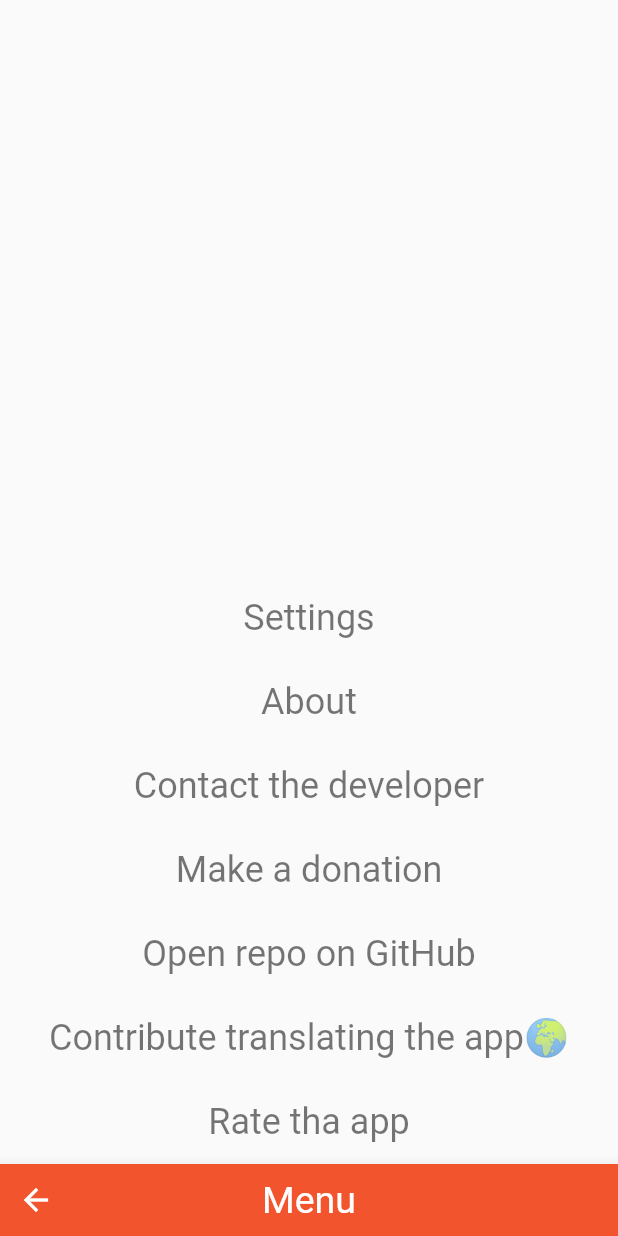
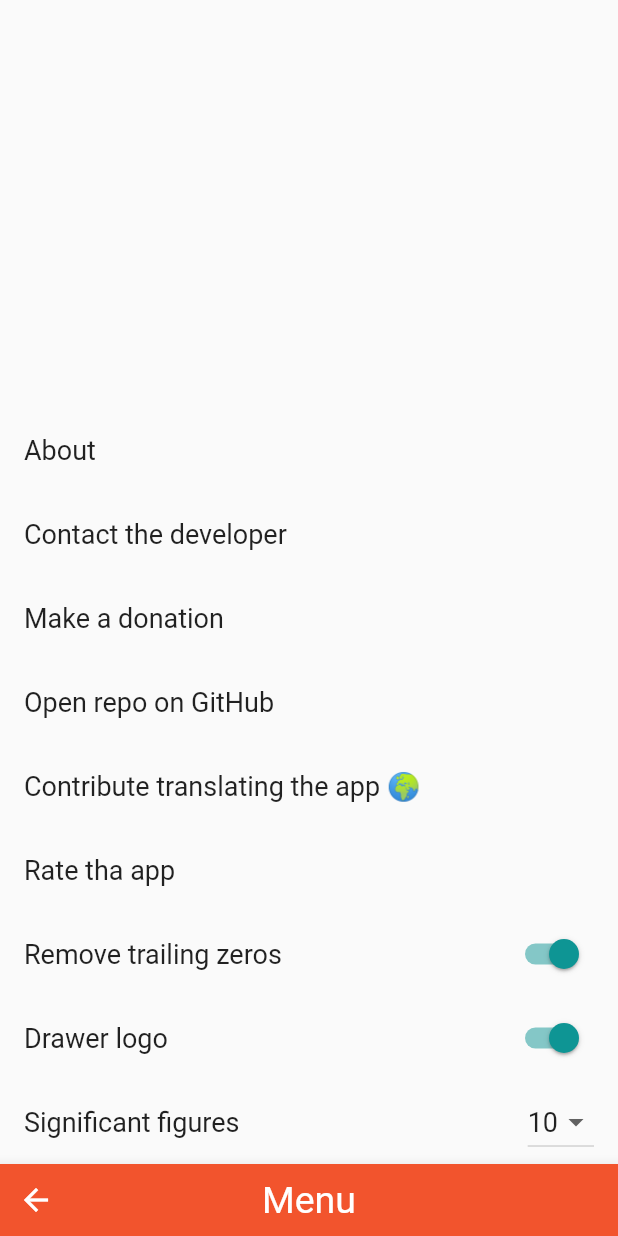
Before and after one commit to EnjoyDev0112/Flutter-ConverterNOW, a Flutter app: the SettingsPage screen opened directly, on a phone screen of 412 x 824 dp. Run offline on Flutter 3.47's test engine with Material 2 defaults, Android fonts, the phone set to English and light mode, and no system bars; our stand-ins replace shared_preferences; accounts and stored records are empty; network calls fail; statements that could not run were skipped.

Commit message:
💄 Updated the UI of SettingsPage

```diff
--- a/lib/pages/SettingsPage.dart
+++ b/lib/pages/SettingsPage.dart
@@ -5,137 +5,23 @@ import 'package:converterpro/utils/Utils.dart';
 import 'package:flutter/foundation.dart';
 import 'package:flutter/material.dart';
 import 'package:provider/provider.dart';
+import 'dart:math' as Math;
 
-class SettingsPage extends StatelessWidget {
+class SettingsPage extends StatefulWidget {
   final Color primaryColor;
   final Color accentColor;
   SettingsPage(this.primaryColor, this.accentColor);
 
   @override
-  Widget build(BuildContext context) {
-    return Scaffold(
-        bottomNavigationBar: BottomAppBar(
-          color: primaryColor,
-          child: new Stack(
-            children: <Widget>[
-              IconButton(
-                icon: Icon(
-                  Icons.arrow_back,
-                  color: Colors.white,
-                ),
-                onPressed: () {
-                  Navigator.pop(context);
-                },
-              ),
-              Container(
-                  child: Text(MyLocalizations.of(context).trans('menu'),
-                      style: TextStyle(fontSize: 25.0, color: Colors.white)),
-                  height: 48.0,
-                  alignment: Alignment.center)
-            ],
-          ),
-        ),
-        body: Center(
-            child: ListView(
-          reverse: true,
-          children: [
-            !kIsWeb? SettingsListTile(
-              title: MyLocalizations.of(context).trans('recensione'),
-              onTap: () {
-                      launchURL("https://play.google.com/store/apps/details?id=com.ferrarid.converterpro");
-              }
-            ): SizedBox(),
-            SettingsListTile(
-              title: MyLocalizations.of(context).trans('traduzione_app'),
-              onTap: () {
-                launchURL(
-                    "https://github.com/ferraridamiano/ConverterNOW/issues/2");
-              }
-            ),
-            SettingsListTile(
-              title: MyLocalizations.of(context).trans('repo_github'),
-              onTap: () {
-                launchURL("https://github.com/ferraridamiano/ConverterNOW");
-              }
-            ),
-            SettingsListTile(
-              title: MyLocalizations.of(context).trans('donazione'),
-              onTap: () {
-                launchURL("https://www.paypal.me/DemApps");
-              },
-            ),
-            !kIsWeb? SettingsListTile(
-                title: MyLocalizations.of(context).trans('contatta_sviluppatore'),
-                onTap: () {
-                  launchURL("mailto:<damianoferrari1998@gmail.com>");
-            }) : SizedBox(),
-            SettingsListTile(
-                title: MyLocalizations.of(context).trans('about'),
-                onTap: () {
-                  showLicensePage(
-                      context: context,
-                      applicationName:
-                          MyLocalizations.of(context).trans('app_name'),
-                      applicationLegalese:
-                          "Icons made by https://www.flaticon.com/authors/yannick Yannick from https://www.flaticon.com/ www.flaticon.com is licensed by http://creativecommons.org/licenses/by/3.0/ Creative Commons BY 3.0 CC 3.0 BY\n" + //termometro
-                              "Icons made by http://www.freepik.com Freepik from https://www.flaticon.com/ Flaticon www.flaticon.com is licensed by http://creativecommons.org/licenses/by/3.0/ Creative Commons BY 3.0 CC 3.0 BY\n" + //lunghezza, velocità, pressione, area, energia, massa
-                              "Icons made by https://www.flaticon.com/authors/bogdan-rosu Bogdan Rosu from https://www.flaticon.com/ Flaticon www.flaticon.com is licensed by http://creativecommons.org/licenses/by/3.0/ Creative Commons BY 3.0 CC 3.0 BY"); //volume
-            }),
-            SettingsListTile(
-                title: MyLocalizations.of(context).trans('impostazioni'),
-                onTap: () {
-                  Navigator.push(
-                    context,
-                    MaterialPageRoute(
-                        builder: (context) =>
-                            SettingsPage2(primaryColor, accentColor)),
-                  );
-                }),
-          ],
-        )));
-  }
+  _SettingsPageState createState() => _SettingsPageState();
 }
 
-class SettingsListTile extends StatelessWidget {
-  final String title;
-  final Function onTap;
-  SettingsListTile({this.title, this.onTap});
-
-  @override
-  Widget build(BuildContext context) {
-    return ListTile(
-      title: Center(
-          child: Text(
-        title,
-        style: TextStyle(
-            fontSize: 24.0,
-            color: MediaQuery.of(context).platformBrightness == Brightness.dark
-                ? Color(0xFFCCCCCC)
-                : Colors.black54),
-      )),
-      onTap: () {
-        onTap();
-      },
-    );
-  }
-}
-
-class SettingsPage2 extends StatefulWidget {
-  final Color primaryColor;
-  final Color accentColor;
-
-  SettingsPage2(this.primaryColor, this.accentColor);
-
-  @override
-  _SettingsPage2 createState() => _SettingsPage2();
-}
-
-class _SettingsPage2 extends State<SettingsPage2> {
-  bool value1 = false;
+class _SettingsPageState extends State<SettingsPage> {
   List<int> significantFiguresList;
   bool isLogoVisible;
   bool removeTrailingZeros;
   int significantFigures;
+  TextStyle textStyle = TextStyle(fontSize: 18.0);
 
   @override
   void initState() {
@@ -164,38 +50,28 @@ class _SettingsPage2 extends State<SettingsPage2> {
               },
             ),
             Container(
-                  child: Text(MyLocalizations.of(context).trans('impostazioni'),
-                      style: TextStyle(fontSize: 25.0, color: Colors.white)),
+                child: Text(
+                  MyLocalizations.of(context).trans('menu'),
+                  style: TextStyle(fontSize: 25.0, color: Colors.white),
+                ),
                 height: 48.0,
                 alignment: Alignment.center)
           ],
         ),
       ),
-        body: Align(
-            alignment: Alignment.bottomCenter,
-            child: ListView(reverse: true, children: <Widget>[
-              SwitchListTile(
-                title: Text(MyLocalizations.of(context).trans('logo_drawer')),
-                value: isLogoVisible,
-                activeColor: widget.accentColor,
-                onChanged: (bool val) {
-                  setState(() => isLogoVisible = val);
-                  AppModel appModel = context.read<AppModel>();
-                  appModel.isLogoVisible = val;
-                },
+      body: Center(
+        child: ListView(
+          padding: EdgeInsets.symmetric(
+            horizontal:
+                Math.max(0, (MediaQuery.of(context).size.width - 650) / 2),
           ),
-              SwitchListTile(
-                title: Text(MyLocalizations.of(context).trans('remove_trailing_zeros')),
-                value: removeTrailingZeros,
-                activeColor: widget.accentColor,
-                onChanged: (bool val) {
-                  setState(() => removeTrailingZeros = val);
-                  Conversions conversions = context.read<Conversions>();
-                  conversions.removeTrailingZeros = val;
-                },
+          reverse: true,
+          children: [
+            ListTile(
+              title: Text(
+                MyLocalizations.of(context).trans('significant_figures'),
+                style: textStyle,
               ),
-              ListTile(
-                title: Text(MyLocalizations.of(context).trans('significant_figures')),
               trailing: DropdownButton<String>(
                 value: significantFigures.toString(),
                 onChanged: (String string) {
@@ -206,16 +82,121 @@ class _SettingsPage2 extends State<SettingsPage2> {
                 },
                 selectedItemBuilder: (BuildContext context) {
                   return significantFiguresList.map<Widget>((int item) {
-                      return Center(child: Text(item.toString()));
+                    return Center(
+                        child: Text(
+                      item.toString(),
+                      style: textStyle,
+                    ));
                   }).toList();
                 },
                 items: significantFiguresList.map((int item) {
                   return DropdownMenuItem<String>(
-                      child: Text(item.toString()),
+                    child: Text(
+                      item.toString(),
+                      style: textStyle,
+                    ),
                     value: item.toString(),
                   );
                 }).toList(),
-              ),),
-            ],),),);
+              ),
+            ),
+            SwitchListTile(
+              title: Text(
+                MyLocalizations.of(context).trans('logo_drawer'),
+                style: textStyle,
+              ),
+              value: isLogoVisible,
+              activeColor: widget.accentColor,
+              onChanged: (bool val) {
+                setState(() => isLogoVisible = val);
+                AppModel appModel = context.read<AppModel>();
+                appModel.isLogoVisible = val;
+              },
+            ),
+            SwitchListTile(
+              title: Text(
+                MyLocalizations.of(context).trans('remove_trailing_zeros'),
+                style: textStyle,
+              ),
+              value: removeTrailingZeros,
+              activeColor: widget.accentColor,
+              onChanged: (bool val) {
+                setState(() => removeTrailingZeros = val);
+                Conversions conversions = context.read<Conversions>();
+                conversions.removeTrailingZeros = val;
+              },
+            ),
+            !kIsWeb
+                ? ListTile(
+                    title: Text(
+                      MyLocalizations.of(context).trans('recensione'),
+                      style: textStyle,
+                    ),
+                    onTap: () {
+                      launchURL(
+                          "https://play.google.com/store/apps/details?id=com.ferrarid.converterpro");
+                    },
+                  )
+                : SizedBox(),
+            ListTile(
+              title: Text(
+                MyLocalizations.of(context).trans('traduzione_app'),
+                style: textStyle,
+              ),
+              onTap: () {
+                launchURL(
+                    "https://github.com/ferraridamiano/ConverterNOW/issues/2");
+              },
+            ),
+            ListTile(
+              title: Text(
+                MyLocalizations.of(context).trans('repo_github'),
+                style: textStyle,
+              ),
+              onTap: () {
+                launchURL("https://github.com/ferraridamiano/ConverterNOW");
+              },
+            ),
+            ListTile(
+              title: Text(
+                MyLocalizations.of(context).trans('donazione'),
+                style: textStyle,
+              ),
+              onTap: () {
+                launchURL("https://www.paypal.me/DemApps");
+              },
+            ),
+            !kIsWeb
+                ? ListTile(
+                    title: Text(
+                      MyLocalizations.of(context)
+                          .trans('contatta_sviluppatore'),
+                      style: textStyle,
+                    ),
+                    onTap: () {
+                      launchURL("mailto:<damianoferrari1998@gmail.com>");
+                    },
+                  )
+                : SizedBox(),
+            ListTile(
+              title: Text(
+                MyLocalizations.of(context).trans('about'),
+                style: textStyle,
+              ),
+              onTap: () {
+                showLicensePage(
+                    context: context,
+                    applicationName:
+                        MyLocalizations.of(context).trans('app_name'),
+                    applicationLegalese:
+                        "Icons made by https://www.flaticon.com/authors/yannick Yannick from https://www.flaticon.com/ www.flaticon.com is licensed by http://creativecommons.org/licenses/by/3.0/ Creative Commons BY 3.0 CC 3.0 BY\n" + //termometro
+                            "Icons made by http://www.freepik.com Freepik from https://www.flaticon.com/ Flaticon www.flaticon.com is licensed by http://creativecommons.org/licenses/by/3.0/ Creative Commons BY 3.0 CC 3.0 BY\n" + //lunghezza, velocità, pressione, area, energia, massa
+                            "Icons made by https://www.flaticon.com/authors/bogdan-rosu Bogdan Rosu from https://www.flaticon.com/ Flaticon www.flaticon.com is licensed by http://creativecommons.org/licenses/by/3.0/ Creative Commons BY 3.0 CC 3.0 BY"); //volume
+              },
+            ),
+          ],
+        ),
+      ),
+    );
   }
 }
--- a/resources/lang/en.json
+++ b/resources/lang/en.json
@@ -14,7 +14,7 @@
   "logo_drawer": "Drawer logo",
   "valuta_app": "Rate the app",
   "repo_github": "Open repo on GitHub",
-  "traduzione_app": "Contribute translating the app🌍",
+  "traduzione_app": "Contribute translating the app 🌍",
   "valuta_app2": "Are you enjoying Converter NOW? ☺️",
   "valuta_app2SI": "Love it!",
   "valuta_app2NO": "Not really",
--- a/resources/lang/it.json
+++ b/resources/lang/it.json
@@ -14,7 +14,7 @@
   "logo_drawer": "Logo nel drawer",
   "valuta_app": "Valuta l'app",
   "repo_github": "Apri repository su GitHub",
-  "traduzione_app": "Contribuisci a tradurre l'app🌍",
+  "traduzione_app": "Contribuisci a tradurre l'app 🌍",
   "valuta_app2": "Ti piace Converter NOW? ☺️",
   "valuta_app2SI": "Lo adoro!",
   "valuta_app2NO": "Non molto",
```
Also changed, not shown: 1 other file. Lines whose indentation alone changed are shown as unchanged.
